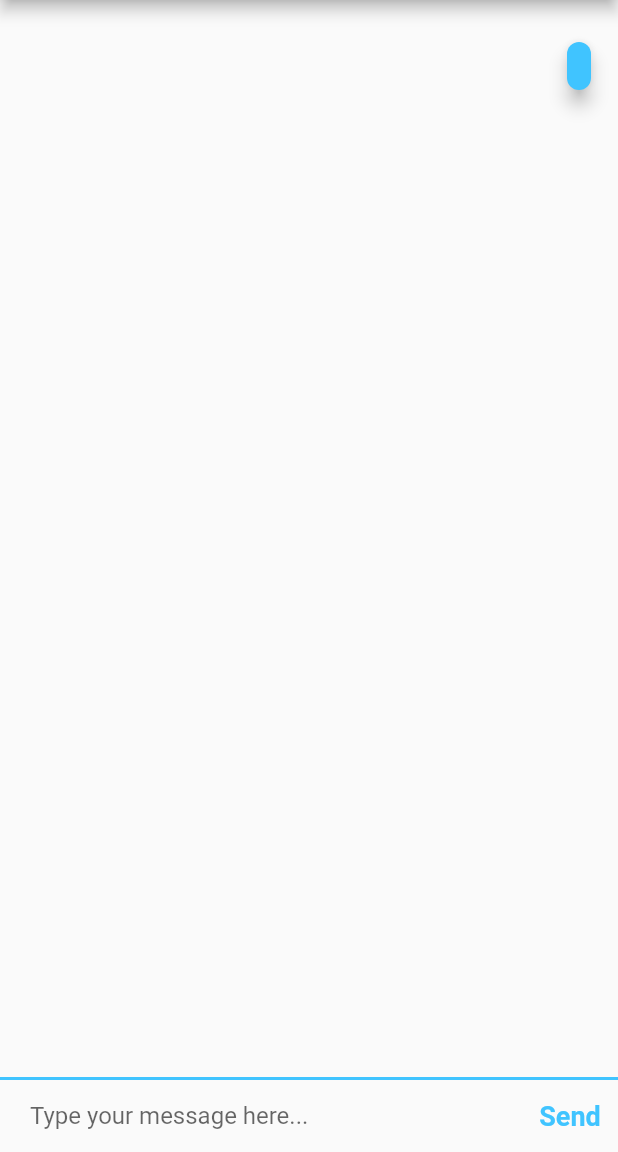
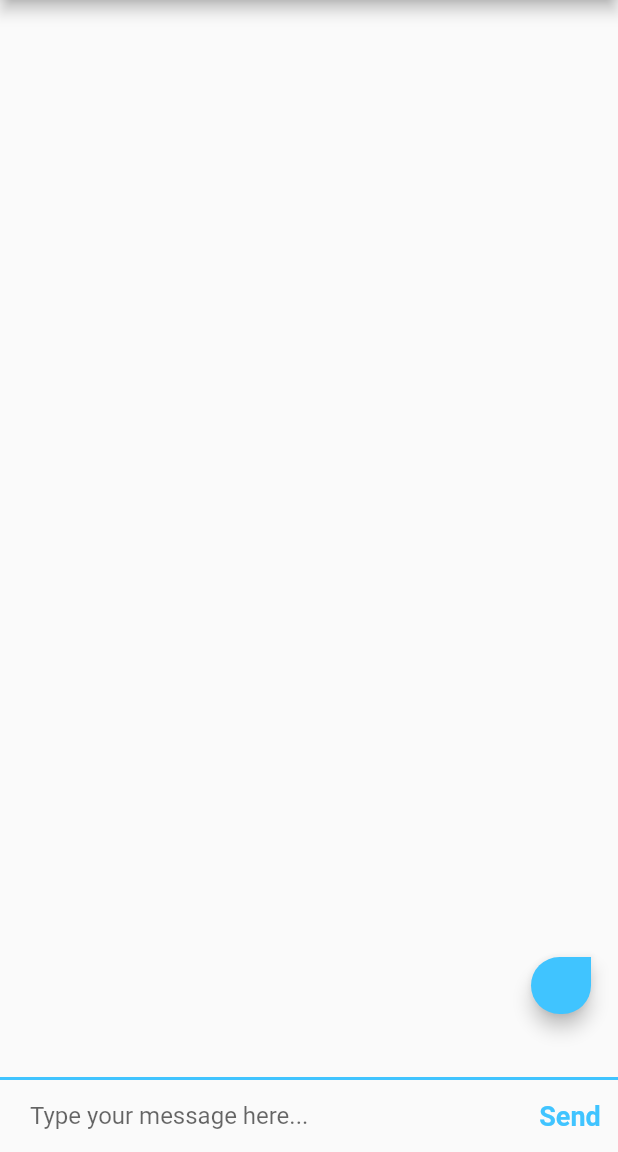
Before and after one commit to Andres-MI/Flutter-Chat, a Flutter app: the ChatScreen screen opened by its route, after a tap on "Send", on a phone screen of 412 x 824 dp, the part 84-1236 px from its top. Run offline on Flutter 3.47's test engine with Material 2 defaults, Android fonts, the phone set to English and light mode, and no system bars; our stand-ins replace animated_text_kit, cloud_firestore, firebase_auth, firebase_core, modal_progress_hud_nsn; accounts and stored records are empty.

Commit message:
Style different users texts. Upgrade and fix Kotlin version. Order messages

```diff
--- a/lib/screens/chat_screen.dart
+++ b/lib/screens/chat_screen.dart
@@ -82,7 +82,7 @@ class _ChatScreenState extends State<ChatScreen> {
                     onPressed: () {
                       messageTextController.clear();
                       _firestore.collection('messages').add(
-                          {'text': messageText, 'sender': loggedUser.email});
+                          {'text': messageText, 'sender': loggedUser.email, 'timestamp': FieldValue.serverTimestamp()});
                     },
                     child: Text(
                       'Send',
--- a/lib/screens/login_screen.dart
+++ b/lib/screens/login_screen.dart
@@ -31,11 +31,13 @@ class _LoginScreenState extends State<LoginScreen> {
             mainAxisAlignment: MainAxisAlignment.center,
             crossAxisAlignment: CrossAxisAlignment.stretch,
             children: <Widget>[
-              Hero(
-                tag: 'logo',
-                child: Container(
-                  height: 200.0,
-                  child: Image.asset('images/logo.png'),
+              Flexible(
+                child: Hero(
+                  tag: 'logo',
+                  child: Container(
+                    height: 200.0,
+                    child: Image.asset('images/logo.png'),
+                  ),
                 ),
               ),
               const SizedBox(
--- a/lib/screens/registration_screen.dart
+++ b/lib/screens/registration_screen.dart
@@ -30,11 +30,13 @@ class _RegistrationScreenState extends State<RegistrationScreen> {
             mainAxisAlignment: MainAxisAlignment.center,
             crossAxisAlignment: CrossAxisAlignment.stretch,
             children: <Widget>[
-              Hero(
-                tag: 'logo',
-                child: Container(
-                  height: 200.0,
-                  child: Image.asset('images/logo.png'),
+              Flexible(
+                child: Hero(
+                  tag: 'logo',
+                  child: Container(
+                    height: 200.0,
+                    child: Image.asset('images/logo.png'),
+                  ),
                 ),
               ),
               const SizedBox(
--- a/lib/widgets/messages_stream.dart
+++ b/lib/widgets/messages_stream.dart
@@ -1,4 +1,5 @@
 import 'package:cloud_firestore/cloud_firestore.dart';
+import 'package:firebase_auth/firebase_auth.dart';
 import 'package:flash_chat/widgets/text_bubble.dart';
 import 'package:flutter/material.dart';
 
@@ -10,7 +11,7 @@ class MessagesStream extends StatelessWidget {
   @override
   Widget build(BuildContext context) {
     return StreamBuilder<QuerySnapshot>(
-        stream: _firestore.collection('messages').snapshots(),
+        stream: _firestore.collection('messages').orderBy('timestamp').snapshots(),
         builder: (context, snapshot) {
           if (!snapshot.hasData) {
             return Center(
@@ -19,17 +20,19 @@ class MessagesStream extends StatelessWidget {
               ),
             );
           }
-          final messages = snapshot.data?.docs;
+          final messages = snapshot.data?.docs.reversed;
           List<TextBubble> messageBubbles = [];
           for (var message in messages!) {
             final messageText = message['text'];
             final messageSender = message['sender'];
+            final currentUser = FirebaseAuth.instance.currentUser?.email;
             final messageBubble =
-                TextBubble(text: messageText, sender: messageSender);
+                TextBubble(text: messageText, sender: messageSender, isAuthor: currentUser == messageSender,);
             messageBubbles.add(messageBubble);
           }
           return Expanded(
             child: ListView(
+              reverse: true,
               padding:
                   const EdgeInsets.symmetric(horizontal: 10.0, vertical: 20.0),
               children: messageBubbles,
--- a/lib/widgets/text_bubble.dart
+++ b/lib/widgets/text_bubble.dart
@@ -3,7 +3,12 @@ import 'package:flutter/material.dart';
 class TextBubble extends StatelessWidget {
   final String text;
   final String sender;
-  const TextBubble({Key? key, required this.text, required this.sender})
+  final bool isAuthor;
+  const TextBubble(
+      {Key? key,
+      required this.text,
+      required this.sender,
+      required this.isAuthor})
       : super(key: key);
 
   @override
@@ -11,15 +16,26 @@ class TextBubble extends StatelessWidget {
     return Padding(
       padding: const EdgeInsets.all(8.0),
       child: Column(
-        crossAxisAlignment: CrossAxisAlignment.end,
+        crossAxisAlignment:
+            isAuthor ? CrossAxisAlignment.end : CrossAxisAlignment.start,
         children: [
           Material(
-            borderRadius: BorderRadius.circular(30.0),
+            borderRadius: BorderRadius.only(
+                topLeft: Radius.circular(isAuthor ? 30.0 : 0.0),
+                bottomLeft: Radius.circular(30.0),
+                bottomRight: Radius.circular(30.0),
+                topRight: Radius.circular(isAuthor ? 0.0 : 30.0)),
             elevation: 5.0,
-            color: Colors.lightBlueAccent,
+            color: isAuthor ? Colors.lightBlueAccent : Colors.white,
             child: Padding(
-              padding: const EdgeInsets.all(8.0),
-              child: Text(text),
+              padding:
+                  const EdgeInsets.symmetric(vertical: 10.0, horizontal: 20.0),
+              child: Text(
+                text,
+                style: TextStyle(
+                    fontSize: 15.0,
+                    color: isAuthor ? Colors.white : Colors.black54),
+              ),
             ),
           ),
           Text(
```
Also changed, not shown: 4 other files.
